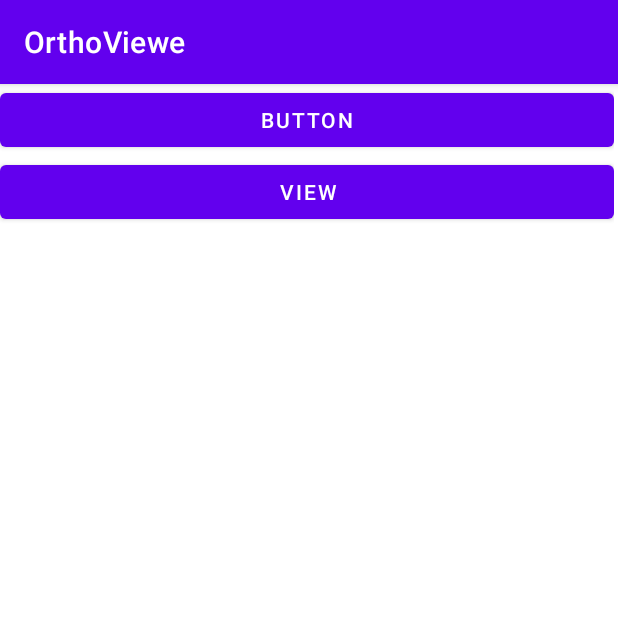
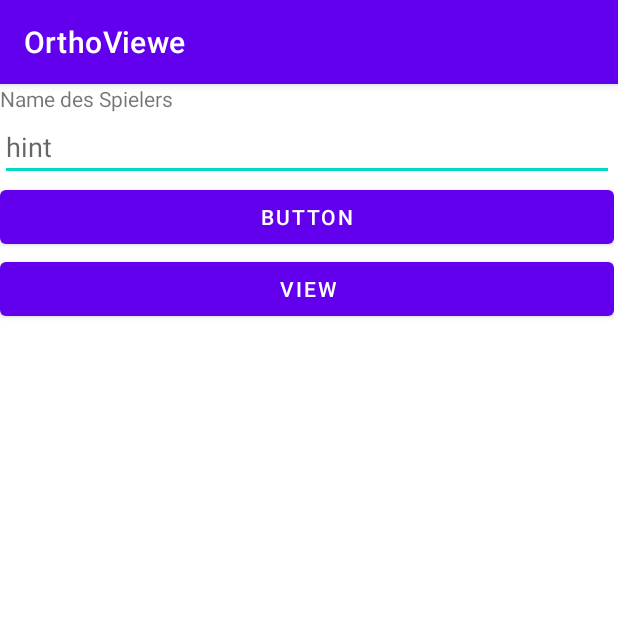
Before and after one commit to Niklas7400/OrthoViewe, an Android app: the screen it shows after launch (MainActivity), after a tap on "VIEW", on a phone screen of 412 x 824 dp, the top half of it. Run offline under Robolectric (Android 15) with nearby library versions, the phone set to English and light mode, and no system bars.

```diff
--- a/app/src/main/AndroidManifest.xml
+++ b/app/src/main/AndroidManifest.xml
@@ -25,13 +25,14 @@
         </activity>
         <provider
             android:name="androidx.core.content.FileProvider"
-            android:authorities="${applicationId}.provider"
+            android:authorities="com.example.orthoviewe.fileprovider"
             android:exported="false"
             android:grantUriPermissions="true">
             <meta-data
                 android:name="android.support.FILE_PROVIDER_PATHS"
                 android:resource="@xml/file_paths" />
         </provider>
+
     </application>
 
 </manifest>
--- a/app/src/main/java/com/example/orthoviewe/MainActivity.java
+++ b/app/src/main/java/com/example/orthoviewe/MainActivity.java
@@ -1,13 +1,7 @@
 package com.example.orthoviewe;
 
-import androidx.appcompat.app.AppCompatActivity;
-
-import android.net.Uri;
-import android.os.Bundle;
-import android.content.Intent;
-import android.provider.MediaStore;
-import android.widget.Button;
 import android.Manifest;
+import android.content.DialogInterface;
 import android.content.Intent;
 import android.content.pm.PackageManager;
 import android.net.Uri;
@@ -15,26 +9,38 @@ import android.os.Bundle;
 import android.provider.MediaStore;
 import android.view.View;
 import android.widget.Button;
+import android.widget.EditText;
 import android.widget.Toast;
 
 import androidx.annotation.NonNull;
+import androidx.appcompat.app.AlertDialog;
 import androidx.appcompat.app.AppCompatActivity;
 import androidx.core.app.ActivityCompat;
 import androidx.core.content.ContextCompat;
+import androidx.core.content.FileProvider;
+
 import java.io.File;
+import java.io.IOException;
+import java.text.SimpleDateFormat;
+import java.util.ArrayList;
+import java.util.Date;
 
 public class MainActivity extends AppCompatActivity {
 
     private static final int REQUEST_VIDEO_CAPTURE = 101;
     private static final int PERMISSION_REQUEST_CODE = 102;
+    private String currentVideoPath;
+    private EditText editTextFileName;
 
     @Override
     protected void onCreate(Bundle savedInstanceState) {
         super.onCreate(savedInstanceState);
         setContentView(R.layout.activity_main);
 
+        editTextFileName = findViewById(R.id.name);
         Button btnRecordVideo = findViewById(R.id.btnRecordVideo);
         Button btnViewVideo = findViewById(R.id.btnViewVideo);
+
         btnRecordVideo.setOnClickListener(new View.OnClickListener() {
             @Override
             public void onClick(View v) {
@@ -45,19 +51,50 @@ public class MainActivity extends AppCompatActivity {
                 }
             }
         });
+
         btnViewVideo.setOnClickListener(new View.OnClickListener() {
             @Override
             public void onClick(View v) {
-                viewRecordedVideo();
+                showVideoFiles();
             }
         });
     }
 
     private void startRecording() {
+        String fileName = editTextFileName.getText().toString().trim();
+        if (fileName.isEmpty()) {
+            Toast.makeText(this, "Please enter a file name", Toast.LENGTH_SHORT).show();
+            return;
+        }
+
         Intent takeVideoIntent = new Intent(MediaStore.ACTION_VIDEO_CAPTURE);
         if (takeVideoIntent.resolveActivity(getPackageManager()) != null) {
-            startActivityForResult(takeVideoIntent, REQUEST_VIDEO_CAPTURE);
+            File videoFile = null;
+            try {
+                videoFile = createVideoFile(fileName);
+            } catch (IOException ex) {
+                Toast.makeText(this, "Error occurred while creating the video file", Toast.LENGTH_SHORT).show();
+            }
+
+            if (videoFile != null) {
+                Uri videoURI = FileProvider.getUriForFile(this, "com.example.orthoviewe.fileprovider", videoFile);
+                takeVideoIntent.putExtra(MediaStore.EXTRA_OUTPUT, videoURI);
+                startActivityForResult(takeVideoIntent, REQUEST_VIDEO_CAPTURE);
+            }
         }
+    }
+
+    private File createVideoFile(String fileName) throws IOException {
+        String timeStamp = new SimpleDateFormat("yyyyMMdd_HHmmss").format(new Date());
+        String videoFileName = fileName + "_" + timeStamp;
+        File storageDir = getExternalFilesDir(null);
+        File video = File.createTempFile(
+                videoFileName,
+                ".mp4",
+                storageDir
+        );
+        currentVideoPath = video.getAbsolutePath();
+        return video;
     }
 
     private boolean checkPermission() {
@@ -83,18 +120,36 @@ public class MainActivity extends AppCompatActivity {
             }
         }
     }
-    private void viewRecordedVideo() {
-        // Pfad zur aufgenommenen Videoaufnahme im internen Speicher
-        File videoFile = new File(getFilesDir(), "MeinVideo.mp4");
 
-        // Überprüfe, ob die Datei existiert
-        if (videoFile.exists()) {
-            // Öffne die aufgenommene Videoaufnahme mit einer Video-Abspiel-App
-            Intent intent = new Intent(Intent.ACTION_VIEW);
-            intent.setDataAndType(Uri.fromFile(videoFile), "video/*");
-            startActivity(intent);
+    private void showVideoFiles() {
+        File storageDir = getExternalFilesDir(null);
+        File[] videoFiles = storageDir.listFiles((dir, name) -> name.endsWith(".mp4"));
+
+        if (videoFiles != null && videoFiles.length > 0) {
+            ArrayList<String> videoFileNames = new ArrayList<>();
+            for (File file : videoFiles) {
+                videoFileNames.add(file.getName());
+            }
+
+            AlertDialog.Builder builder = new AlertDialog.Builder(this);
+            builder.setTitle("Select a video to view");
+            builder.setItems(videoFileNames.toArray(new String[0]), new DialogInterface.OnClickListener() {
+                @Override
+                public void onClick(DialogInterface dialog, int which) {
+                    playVideo(videoFiles[which]);
+                }
+            });
+            builder.show();
         } else {
-            Toast.makeText(this, "Video not found!", Toast.LENGTH_SHORT).show();
+            Toast.makeText(this, "No videos found!", Toast.LENGTH_SHORT).show();
         }
     }
+
+    private void playVideo(File videoFile) {
+        Uri videoURI = FileProvider.getUriForFile(this, "com.example.orthoviewe.fileprovider", videoFile);
+        Intent intent = new Intent(Intent.ACTION_VIEW);
+        intent.setDataAndType(videoURI, "video/*");
+        intent.addFlags(Intent.FLAG_GRANT_READ_URI_PERMISSION);
+        startActivity(intent);
+    }
 }
--- a/app/src/main/res/layout/activity_main.xml
+++ b/app/src/main/res/layout/activity_main.xml
@@ -15,6 +15,18 @@
         tools:layout_editor_absoluteX="1dp"
         tools:layout_editor_absoluteY="1dp">
 
+        <TextView
+            android:id="@+id/labelName"
+            android:layout_width="match_parent"
+            android:layout_height="wrap_content"
+            android:text="Name des Spielers" />
+
+        <com.google.android.material.textfield.TextInputEditText
+            android:id="@+id/name"
+            android:layout_width="match_parent"
+            android:layout_height="wrap_content"
+            android:hint="hint" />
+
         <Button
             android:id="@+id/btnRecordVideo"
             android:layout_width="match_parent"
@@ -26,5 +38,12 @@
             android:layout_width="match_parent"
             android:layout_height="wrap_content"
             android:text="View" />
+
+        <com.google.android.material.textfield.TextInputLayout
+            android:id="@+id/name"
+            android:layout_width="match_parent"
+            android:layout_height="match_parent">
+
+        </com.google.android.material.textfield.TextInputLayout>
     </LinearLayout>
 </androidx.constraintlayout.widget.ConstraintLayout>
```
